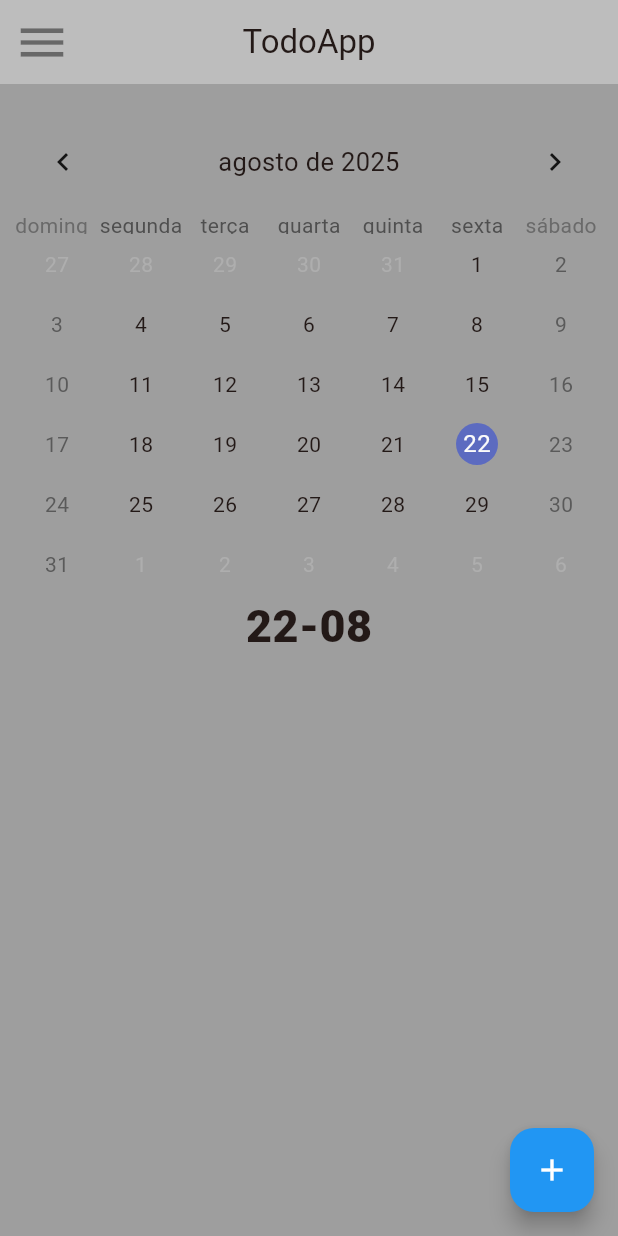
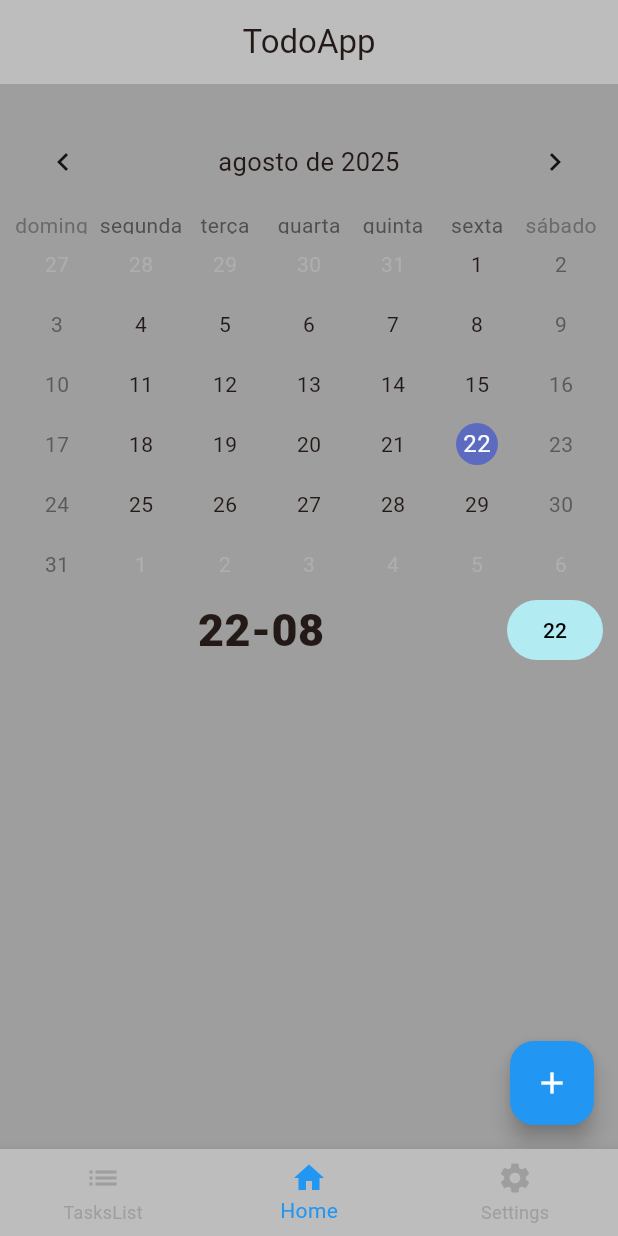
Before and after one commit to loisramses/ToDoMobileApp, a Flutter app: the screen it shows after launch, on a phone screen of 412 x 824 dp. Run offline on Flutter 3.47's test engine with Material 3 defaults, Android fonts, the phone set to English and light mode, and no system bars; drawn by our look-alikes of table_calendar; our stand-ins replace sqflite; accounts and stored records are empty.

Commit message:
Added main screen Added bottom bar Added multiple screens

```diff
--- a/lib/main.dart
+++ b/lib/main.dart
@@ -1,5 +1,5 @@
 import 'package:flutter/material.dart';
-import 'package:todo_app/screens/home.dart';
+import 'package:todo_app/screens/main.dart';
 import 'package:intl/date_symbol_data_local.dart';
 import 'package:todo_app/utils/locale.dart';
 
@@ -36,7 +36,7 @@ class MyApp extends StatelessWidget {
         colorScheme: ColorScheme.fromSeed(seedColor: Colors.deepOrangeAccent),
         useMaterial3: true,
       ),
-      home: const Home(),
+      home: const MainScreen(),
     );
   }
 }
--- a/lib/screens/home.dart
+++ b/lib/screens/home.dart
@@ -4,6 +4,7 @@ import 'package:todo_app/models/repetition.dart';
 import 'package:todo_app/services/database_service.dart';
 
 import '../models/task.dart';
+import '../widgets/showDialogs/show_confirm_box.dart';
 
 class Home extends StatefulWidget {
   const Home({super.key});
@@ -55,7 +56,6 @@ class _HomeState extends State<Home> {
           color: Colors.white,
         ),
       ),
-      appBar: _buildAppBar(),
       body: Container(
         padding: EdgeInsets.symmetric(horizontal: 10, vertical: 20),
         child: Column(
@@ -91,12 +91,39 @@ class _HomeState extends State<Home> {
               rowHeight: 40,
               currentDay: DateTime.now(),
             ),
-            Text(
-              taskDateText,
-              style: TextStyle(
-                fontSize: 30,
-                fontWeight: FontWeight.w900,
-              ),
+            Row(
+              children: [
+                Expanded(
+                  child: Center(
+                    child: Text(
+                      taskDateText,
+                      style: TextStyle(
+                        fontSize: 30,
+                        fontWeight: FontWeight.w900,
+                      ),
+                    ),
+                  ),
+                ),
+                TextButton(
+                  onPressed: () {
+                    setState(() {
+                      _focusedDay = today;
+                      taskDateText =
+                          getDateText(_focusedDay, day: true, month: true);
+                    });
+                  },
+                  style: ButtonStyle(
+                    backgroundColor:
+                        WidgetStateProperty.all<Color>(Colors.cyan.shade100),
+                  ),
+                  child: Text(
+                    getDateText(today, day: true),
+                    style: TextStyle(
+                      color: Colors.black,
+                    ),
+                  ),
+                )
+              ],
             ),
             Expanded(
               child: FutureBuilder(
@@ -109,7 +136,17 @@ class _HomeState extends State<Home> {
                       Task task = snapshot.data![index];
                       return ListTile(
                         onLongPress: () {
-                          _showConfirmBox(context, task);
+                          showConfirmBox(
+                            context: context,
+                            title: 'Remove Task',
+                            confirmationText:
+                                'Are you sure you want to remove this task?',
+                            onPressed: () {
+                              _databaseService.deleteTask(task.id);
+                              setState(() {});
+                              Navigator.pop(context);
+                            },
+                          );
                         },
                         title: Text(
                           "${task.content} ${task.repetition.name}",
@@ -152,6 +189,8 @@ class _HomeState extends State<Home> {
         Repetition? selectedRepetition;
         bool allDay = true;
         VoidCallback? chooseDayButton;
+        final TextEditingController taskTextController =
+            TextEditingController();
 
         return StatefulBuilder(builder: (context, setStateDialog) {
           return AlertDialog(
@@ -162,11 +201,7 @@ class _HomeState extends State<Home> {
                 mainAxisSize: MainAxisSize.min,
                 children: [
                   TextField(
-                    onSubmitted: (value) {
-                      setStateDialog(() {
-                        task = value;
-                      });
-                    },
+                    controller: taskTextController,
                     decoration: InputDecoration(
                         fillColor: Colors.white,
                         filled: true,
@@ -308,6 +343,8 @@ class _HomeState extends State<Home> {
                   MaterialButton(
                     color: Theme.of(context).colorScheme.primary,
                     onPressed: () {
+                      task = taskTextController.text;
+
                       if (task == null || task == '') return;
 
                       _databaseService.addTask(
@@ -339,64 +376,4 @@ class _HomeState extends State<Home> {
       },
     );
   }
-
-  Future<dynamic> _showConfirmBox(BuildContext context, Task task) {
-    return showDialog(
-      context: context,
-      builder: (context) {
-        return AlertDialog(
-          backgroundColor: Colors.grey.shade300,
-          title: Center(child: Text('Remove Task')),
-          content: Text('Are you sure you want to remove this task?'),
-          actions: [
-            Row(
-              mainAxisAlignment: MainAxisAlignment.spaceEvenly,
-              children: [
-                TextButton(
-                  onPressed: () {
-                    Navigator.pop(context);
-                  },
-                  child: Text(
-                    'Cancel',
-                    style: TextStyle(
-                      color: Colors.black,
-                    ),
-                  ),
-                ),
-                TextButton(
-                  onPressed: () {
-                    _databaseService.deleteTask(task.id);
-                    setState(() {});
-                    Navigator.pop(context);
-                  },
-                  child: Text(
-                    'Confirm',
-                    style: TextStyle(
-                      color: Colors.black,
-                    ),
-                  ),
-                ),
-              ],
-            ),
-          ],
-        );
-      },
-    );
-  }
-
-  AppBar _buildAppBar() {
-    return AppBar(
-      backgroundColor: Colors.grey.shade400,
-      elevation: 0,
-      centerTitle: true,
-      leading: Icon(
-        Icons.menu,
-        color: Colors.black45,
-        size: 38,
-      ),
-      title: Text(
-        "TodoApp",
-      ),
-    );
-  }
 }
--- /dev/null
+++ b/lib/screens/main.dart
@@ -0,0 +1,89 @@
+import 'package:flutter/material.dart';
+import 'home.dart';
+import 'settings.dart';
+import 'tasks_list.dart';
+
+class MainScreen extends StatefulWidget {
+  const MainScreen({super.key});
+
+  @override
+  State<MainScreen> createState() => _MainScreenState();
+}
+
+class _MainScreenState extends State<MainScreen> {
+  int _selectIndex = 1;
+
+  late PageController _pageController;
+
+  static const List<Widget> screens = <Widget>[
+    TasksList(),
+    Home(),
+    Settings(),
+  ];
+
+  @override
+  void initState() {
+    super.initState();
+    _pageController = PageController(initialPage: _selectIndex);
+  }
+
+  @override
+  void dispose() {
+    _pageController.dispose();
+    super.dispose();
+  }
+
+  void _onItemTapped(int index) {
+    setState(() {
+      _selectIndex = index;
+
+      _pageController.animateToPage(
+        index,
+        duration: const Duration(microseconds: 100),
+        curve: Curves.ease,
+      );
+    });
+  }
+
+  @override
+  Widget build(BuildContext context) {
+    return Scaffold(
+      appBar: AppBar(
+        title: Text('TodoApp'),
+        backgroundColor: Colors.grey.shade400,
+        elevation: 0,
+        centerTitle: true,
+      ),
+      body: PageView(
+        controller: _pageController,
+        onPageChanged: (index) {
+          setState(() {
+            _selectIndex = index;
+          });
+        },
+        children: screens,
+      ),
+      bottomNavigationBar: BottomNavigationBar(
+        items: const <BottomNavigationBarItem>[
+          BottomNavigationBarItem(
+            icon: Icon(Icons.list),
+            label: 'TasksList',
+          ),
+          BottomNavigationBarItem(
+            icon: Icon(Icons.home),
+            label: 'Home',
+          ),
+          BottomNavigationBarItem(
+            icon: Icon(Icons.settings),
+            label: 'Settings',
+          ),
+        ],
+        backgroundColor: Colors.grey.shade400,
+        currentIndex: _selectIndex,
+        selectedItemColor: Colors.blue,
+        unselectedItemColor: Colors.grey,
+        onTap: _onItemTapped,
+      ),
+    );
+  }
+}
--- /dev/null
+++ b/lib/screens/settings.dart
@@ -0,0 +1,15 @@
+import 'package:flutter/material.dart';
+
+class Settings extends StatefulWidget {
+  const Settings({super.key});
+
+  @override
+  State<Settings> createState() => _SettingsState();
+}
+
+class _SettingsState extends State<Settings> {
+  @override
+  Widget build(BuildContext context) {
+    return const Placeholder();
+  }
+}
--- /dev/null
+++ b/lib/screens/tasks_list.dart
@@ -0,0 +1,44 @@
+import 'package:flutter/material.dart';
+
+class TasksList extends StatefulWidget {
+  const TasksList({super.key});
+
+  @override
+  State<TasksList> createState() => _TasksListState();
+}
+
+class _TasksListState extends State<TasksList> {
+  @override
+  Widget build(BuildContext context) {
+    return const Placeholder();
+  }
+}
+
+// use this if performance issues with too much tasks trying to load
+// import 'package:flutter/material.dart';
+
+// // Assuming TasksList is a StatefulWidget
+// class TasksList extends StatefulWidget {
+//   const TasksList({super.key});
+
+//   @override
+//   State<TasksList> createState() => _TasksListState();
+// }
+
+// class _TasksListState extends State<TasksList> with AutomaticKeepAliveClientMixin { // <-- Add this mixin
+//   // Your existing state variables and methods for TasksList
+
+//   @override
+//   bool get wantKeepAlive => true; // <-- Crucial: Tells Flutter to keep this state alive
+
+//   @override
+//   Widget build(BuildContext context) {
+//     super.build(context); // <-- Must call super.build(context) when using the mixin
+//     return Scaffold(
+//       appBar: AppBar(title: const Text('Tasks List')),
+//       body: const Center(
+//         child: Text('This is your Tasks List Screen', style: TextStyle(fontSize: 24)),
+//       ),
+//     );
+//   }
+// }
```
Also changed, not shown: lib/widgets/showDialogs/show_confirm_box.dart (added, +46 -0 lines).
